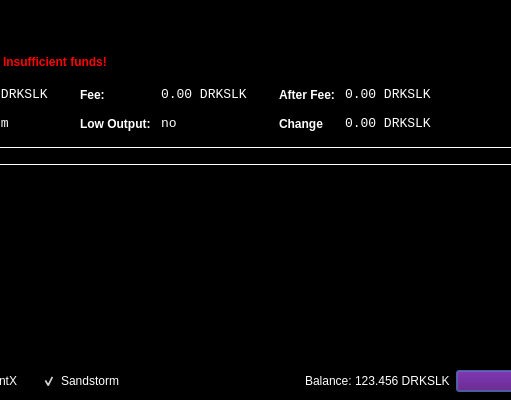
Above: src/qt/forms/sendcoinsdialog.ui from waffle-iron/DarkSilk-Release-Candidate before the change; both pictures show x 233 to 744 and y 0 to 400 of the 850 by 400 pixel window. Below: the same form after it.
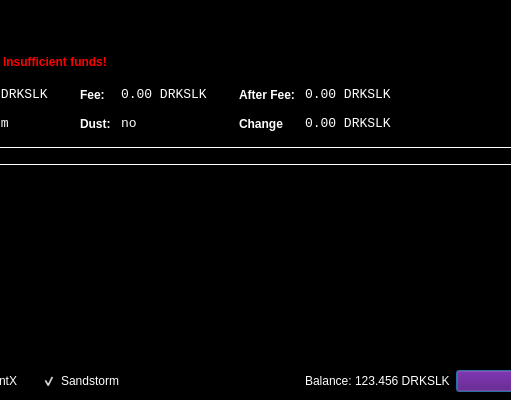
That is the form after the change. Icons and pictures are not drawn.

What changed in the file:
```diff
--- a/src/qt/forms/sendcoinsdialog.ui
+++ b/src/qt/forms/sendcoinsdialog.ui
@@ -438,7 +438,7 @@
                   <string notr="true">font-weight:bold;</string>
                  </property>
                  <property name="text">
-                  <string>Low Output:</string>
+                  <string>Dust:</string>
                  </property>
                 </widget>
                </item>
```
